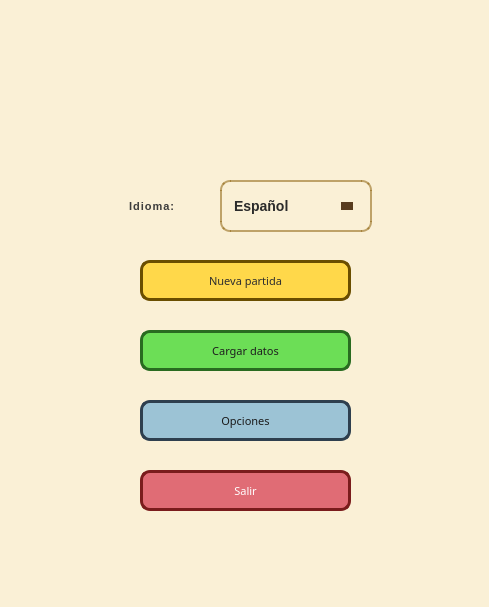
Qt form views/VentanaInicio.ui (AdriTg00/Launcher_Videojuego) before a commit.
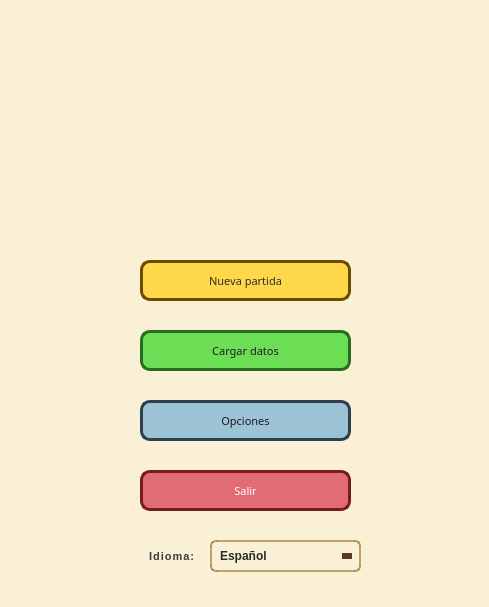
The same form after that commit. Icons and pictures are not drawn.

Patch:
```diff
--- a/views/VentanaInicio.ui
+++ b/views/VentanaInicio.ui
@@ -254,8 +254,8 @@
    <widget class="QLabel" name="label_5">
     <property name="geometry">
      <rect>
-      <x>120</x>
-      <y>180</y>
+      <x>140</x>
+      <y>530</y>
       <width>163</width>
       <height>52</height>
      </rect>
@@ -276,41 +276,43 @@
    <widget class="QComboBox" name="comboBox">
     <property name="geometry">
      <rect>
-      <x>220</x>
-      <y>180</y>
-      <width>152</width>
-      <height>52</height>
+      <x>210</x>
+      <y>540</y>
+      <width>151</width>
+      <height>32</height>
      </rect>
     </property>
     <property name="maximumSize">
      <size>
       <width>180</width>
-      <height>50</height>
+      <height>32</height>
      </size>
     </property>
     <property name="styleSheet">
-     <string notr="true">/* --- ComboBox principal --- */
+     <string notr="true">/* === ComboBox fino y elegante === */
 QComboBox {
     font-family: &quot;Arial&quot;;
-    font-size: 14px;
+    font-size: 12px;
     font-weight: bold;
-    padding: 6px 30px 6px 12px;
-    min-height: 36px;
-    border-radius: 10px;
+    padding: 2px 20px 2px 8px;   /* menos aire */
+    min-height: 22px;            /* 🔥 forzado */
+    max-height: 24px;            /* 🔥 forzado */
+    line-height: 16px;           /* 🔥 truco visual */
+    border-radius: 6px;
     background: qlineargradient(
         x1: 0, y1: 0, x2: 0, y2: 1,
-        stop: 0 rgba(246, 226, 143, 255),
-        stop: 1 rgba(236, 198, 70, 255)
+        stop: 0 rgba(247, 229, 150, 255),
+        stop: 1 rgba(235, 200, 80, 255)
     );
-    color: #2b2b2b;              /* texto oscuro, visible */
+    color: #2b2b2b;
     border: 2px solid rgba(150, 110, 30, 0.6);
 }
 
-/* --- Flecha de desplegable --- */
+/* --- Flecha --- */
 QComboBox::drop-down {
     subcontrol-origin: padding;
     subcontrol-position: top right;
-    width: 36px;
+    width: 18px;
     border: none;
     background: transparent;
 }
@@ -318,38 +320,28 @@
 QComboBox::down-arrow {
     width: 0;
     height: 0;
-    margin-right: 10px;
-    border-left: 6px solid transparent;
-    border-right: 6px solid transparent;
-    border-top: 8px solid rgba(70, 40, 10, 0.9); /* color de la flecha */
-}
-
-/* --- Cuando el combo está presionado --- */
-QComboBox:on {
-    background: qlineargradient(
-        x1: 0, y1: 0, x2: 0, y2: 1,
-        stop: 0 rgba(240, 210, 110, 255),
-        stop: 1 rgba(230, 180, 60, 255)
-    );
+    margin-right: 6px;
+    border-left: 5px solid transparent;
+    border-right: 5px solid transparent;
+    border-top: 6px solid rgba(70, 40, 10, 0.9);
 }
 
 /* --- Lista desplegable --- */
 QComboBox QAbstractItemView {
     outline: 0;
-    background: #fff9e6; /* tono beige claro */
-    color: #2b2b2b;       /* texto oscuro */
+    background: #fff9e6;
+    color: #2b2b2b;
     border: 1px solid rgba(150, 110, 30, 0.6);
-    padding: 6px;
-    border-radius: 6px;
+    padding: 2px;
+    border-radius: 4px;
     selection-background-color: rgba(245, 234, 180, 255);
-    selection-color: black; /* texto visible al seleccionar */
+    selection-color: black;
 }
 
-/* --- Items de la lista --- */
+/* --- Items individuales --- */
 QComboBox::item {
     color: #2b2b2b;
-    background: transparent;
-    padding: 4px 10px;
+    padding: 2px 6px;
 }
 
 QComboBox::item:selected {
```
Left out of the diff: 2 changed lines with no effect on the pictures.
